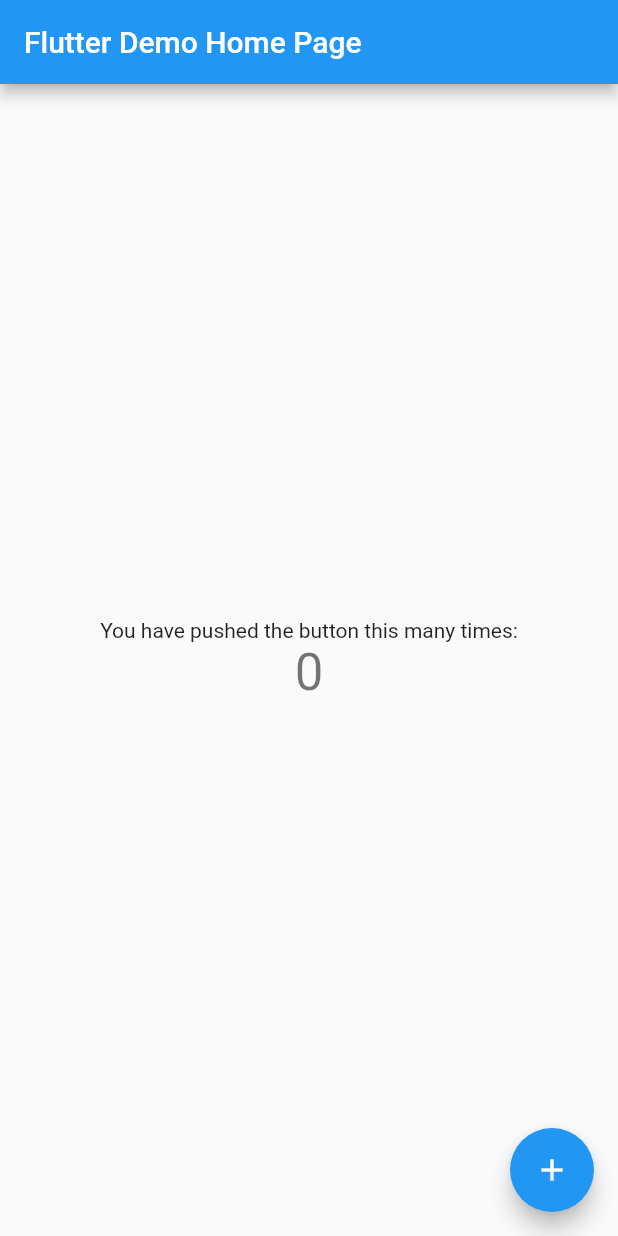
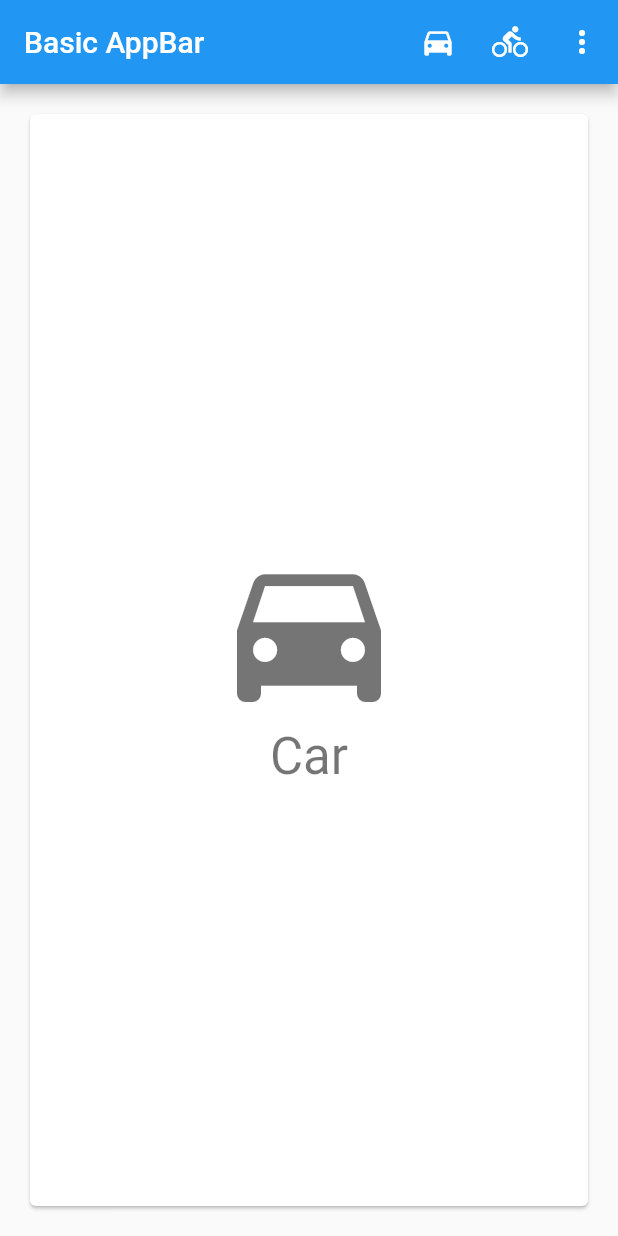
Before and after one commit to avecchio/ServiceDesk, a Flutter app: the screen it shows after launch, on a phone screen of 412 x 824 dp. Run offline on Flutter 3.47's test engine with Material 2 defaults, Android fonts, the phone set to English and light mode, and no system bars.

Commit message:
Using sample flutter app

```diff
--- a/mobile/lib/main.dart
+++ b/mobile/lib/main.dart
@@ -1,3 +1,4 @@
+/*
 import 'package:flutter/material.dart';
 
 void main() => runApp(new MyApp());
@@ -107,3 +108,109 @@
     );
   }
 }
+*/
+import 'package:flutter/material.dart';
+
+// This app is a stateful, it tracks the user's current choice.
+class BasicAppBarSample extends StatefulWidget {
+  @override
+  _BasicAppBarSampleState createState() => _BasicAppBarSampleState();
+}
+
+class _BasicAppBarSampleState extends State<BasicAppBarSample> {
+  Choice _selectedChoice = choices[0]; // The app's "state".
+
+  void _select(Choice choice) {
+    // Causes the app to rebuild with the new _selectedChoice.
+    setState(() {
+      _selectedChoice = choice;
+    });
+  }
+
+  @override
+  Widget build(BuildContext context) {
+    return MaterialApp(
+      home: Scaffold(
+        appBar: AppBar(
+          title: const Text('Basic AppBar'),
+          actions: <Widget>[
+            // action button
+            IconButton(
+              icon: Icon(choices[0].icon),
+              onPressed: () {
+                _select(choices[0]);
+              },
+            ),
+            // action button
+            IconButton(
+              icon: Icon(choices[1].icon),
+              onPressed: () {
+                _select(choices[1]);
+              },
+            ),
+            // overflow menu
+            PopupMenuButton<Choice>(
+              onSelected: _select,
+              itemBuilder: (BuildContext context) {
+                return choices.skip(2).map((Choice choice) {
+                  return PopupMenuItem<Choice>(
+                    value: choice,
+                    child: Text(choice.title),
+                  );
+                }).toList();
+              },
+            ),
+          ],
+        ),
+        body: Padding(
+          padding: const EdgeInsets.all(16.0),
+          child: ChoiceCard(choice: _selectedChoice),
+        ),
+      ),
+    );
+  }
+}
+
+class Choice {
+  const Choice({this.title, this.icon});
+
+  final String title;
+  final IconData icon;
+}
+
+const List<Choice> choices = const <Choice>[
+  const Choice(title: 'Car', icon: Icons.directions_car),
+  const Choice(title: 'Bicycle', icon: Icons.directions_bike),
+  const Choice(title: 'Boat', icon: Icons.directions_boat),
+  const Choice(title: 'Bus', icon: Icons.directions_bus),
+  const Choice(title: 'Train', icon: Icons.directions_railway),
+  const Choice(title: 'Walk', icon: Icons.directions_walk),
+];
+
+class ChoiceCard extends StatelessWidget {
+  const ChoiceCard({Key key, this.choice}) : super(key: key);
+
+  final Choice choice;
+
+  @override
+  Widget build(BuildContext context) {
+    final TextStyle textStyle = Theme.of(context).textTheme.display1;
+    return Card(
+      color: Colors.white,
+      child: Center(
+        child: Column(
+          mainAxisSize: MainAxisSize.min,
+          crossAxisAlignment: CrossAxisAlignment.center,
+          children: <Widget>[
+            Icon(choice.icon, size: 128.0, color: textStyle.color),
+            Text(choice.title, style: textStyle),
+          ],
+        ),
+      ),
+    );
+  }
+}
+
+void main() {
+  runApp(BasicAppBarSample());
+}
```
Also changed, not shown: 2 other files.
